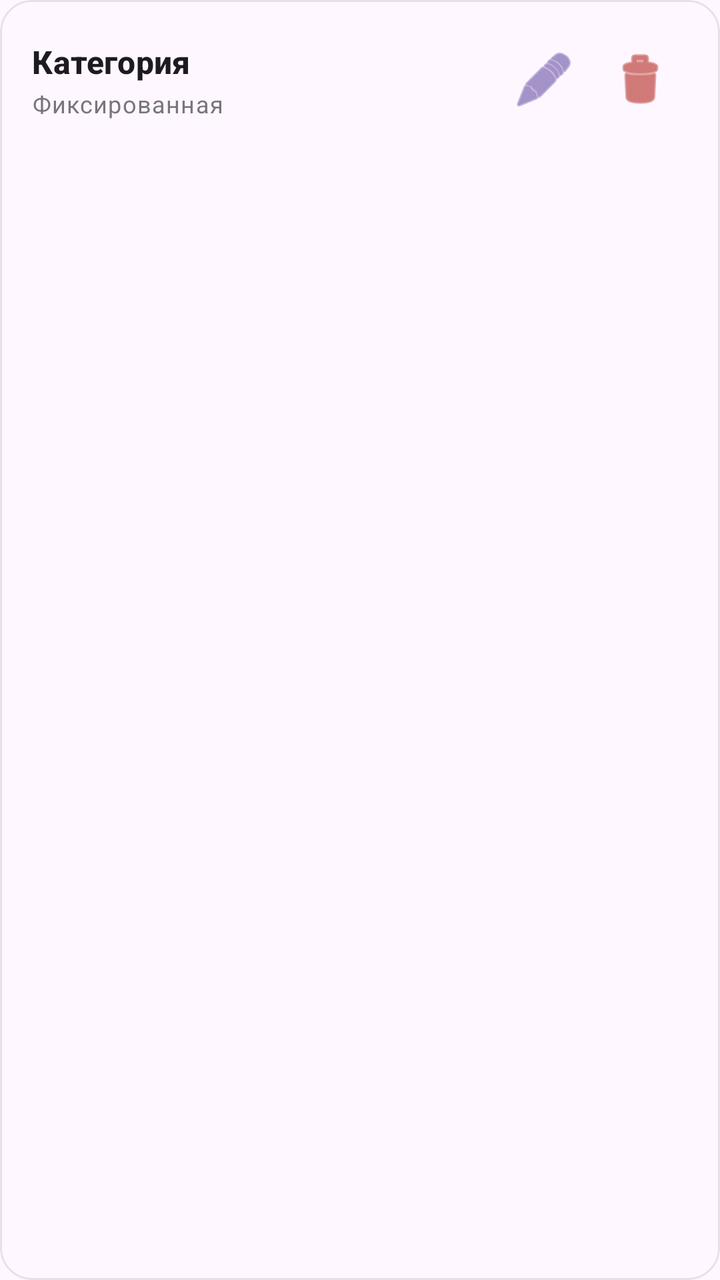
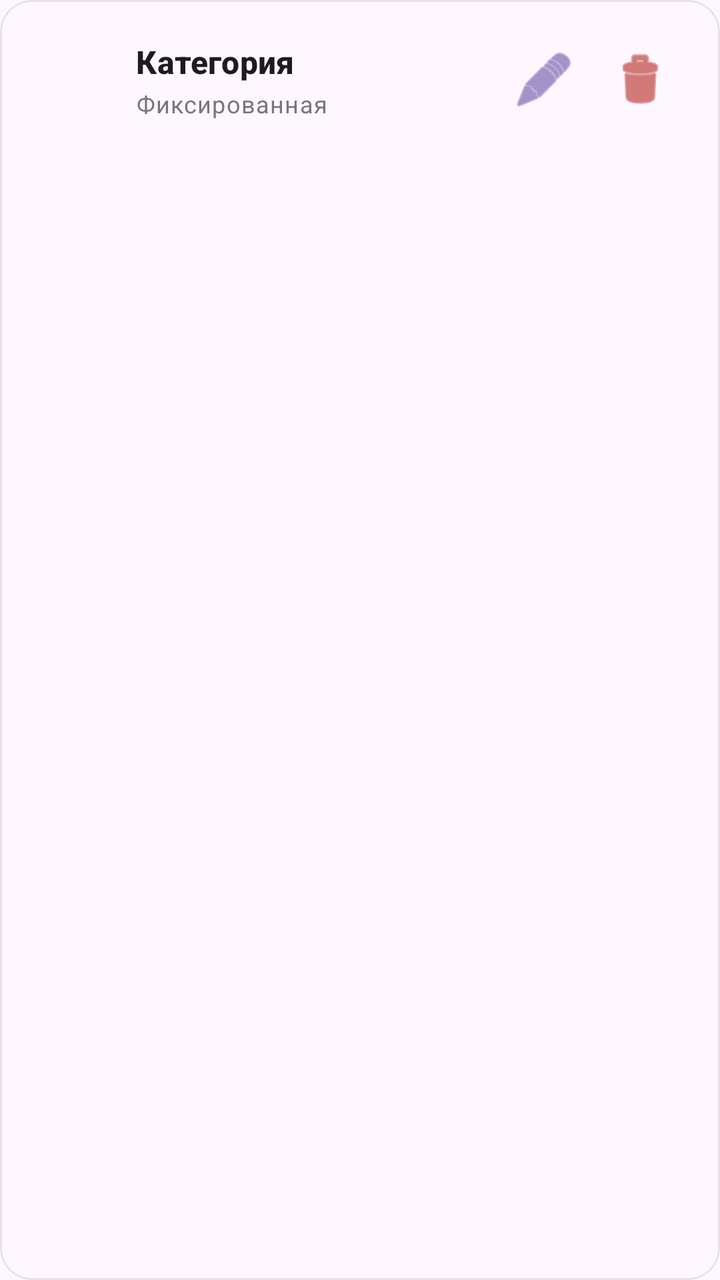

Screens rendered from an Android XML layout before and after an edit, with the pre-edit source and the edit as a unified diff.
<!-- AndroidManifest.xml: application theme Theme.MoneyHelper -->
<!-- res/layout/item_category_simple.xml -->
<?xml version="1.0" encoding="utf-8"?>
<com.google.android.material.card.MaterialCardView
    xmlns:android="http://schemas.android.com/apk/res/android"
    xmlns:app="http://schemas.android.com/apk/res-auto"
    android:layout_width="match_parent"
    android:layout_height="wrap_content"
    android:layout_marginBottom="8dp"
    app:cardCornerRadius="16dp"
    app:cardElevation="0dp"
    app:strokeWidth="1dp"
    app:strokeColor="?attr/colorSurfaceVariant"
    app:cardBackgroundColor="?attr/colorSurface">

    <LinearLayout
        android:orientation="horizontal"
        android:padding="16dp"
        android:layout_width="match_parent"
        android:layout_height="wrap_content"
        android:gravity="center_vertical">

        <LinearLayout
            android:layout_weight="1"
            android:layout_width="0dp"
            android:layout_height="wrap_content"
            android:orientation="vertical">

            <TextView
                android:id="@+id/tvName"
                android:layout_width="wrap_content"
                android:layout_height="wrap_content"
                android:text="Категория"
                android:textAppearance="?attr/textAppearanceTitleMedium"
                android:textColor="?attr/colorOnSurface"
                android:textStyle="bold"/>

            <TextView
                android:id="@+id/tvFixed"
                android:layout_width="wrap_content"
                android:layout_height="wrap_content"
                android:text="@string/category_fixed"
                android:textAppearance="?attr/textAppearanceBodySmall"
                android:textColor="?attr/colorOutline"
                android:layout_marginTop="2dp"/>
        </LinearLayout>

        <ImageButton
            android:id="@+id/btnEdit"
            android:layout_width="48dp"
            android:layout_height="48dp"
            android:background="?attr/selectableItemBackgroundBorderless"
            android:src="@android:drawable/ic_menu_edit"
            app:tint="?attr/colorPrimary"
            android:contentDescription="@string/btn_edit_description"/>

        <ImageButton
            android:id="@+id/btnDelete"
            android:layout_width="48dp"
            android:layout_height="48dp"
            android:background="?attr/selectableItemBackgroundBorderless"
            android:src="@android:drawable/ic_menu_delete"
            app:tint="?attr/colorError"
            android:contentDescription="@string/btn_delete_description"/>
    </LinearLayout>
</com.google.android.material.card.MaterialCardView>
<!-- resources referenced by this layout -->
<resources>
  <string name="btn_delete_description">Удалить</string>
  <string name="btn_edit_description">Редактировать</string>
  <string name="category_fixed">Фиксированная</string>
  <style name="Theme.MoneyHelper" parent="Base.Theme.MoneyHelper" />
  <style name="Base.Theme.MoneyHelper" parent="Theme.Material3.DayNight.NoActionBar">
          
          
      </style>
</resources>

<!-- the commit's change to res/layout/item_category_simple.xml (unified diff, before → after) -->
@@ -17,6 +17,15 @@
         android:layout_width="match_parent"
         android:layout_height="wrap_content"
         android:gravity="center_vertical">
+
+        
+        <ImageView
+            android:id="@+id/ivCategoryIcon"
+            android:layout_width="40dp"
+            android:layout_height="40dp"
+            android:layout_marginEnd="12dp"
+            android:scaleType="centerInside"
+            android:padding="4dp"/>
 
         <LinearLayout
             android:layout_weight="1"
